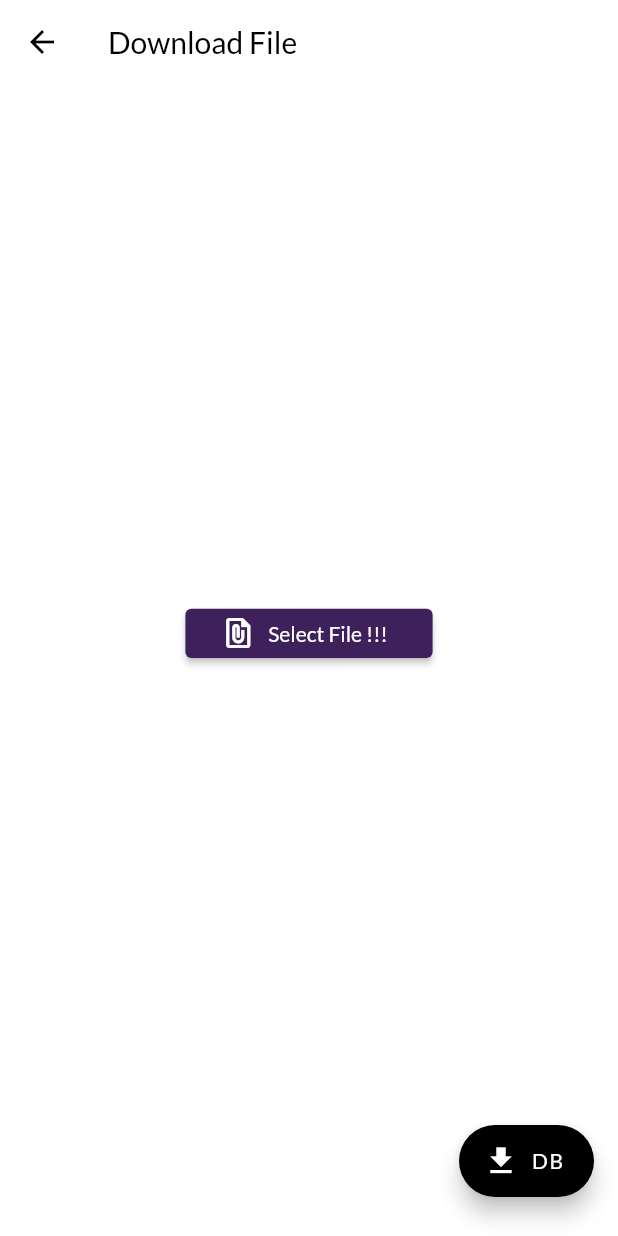
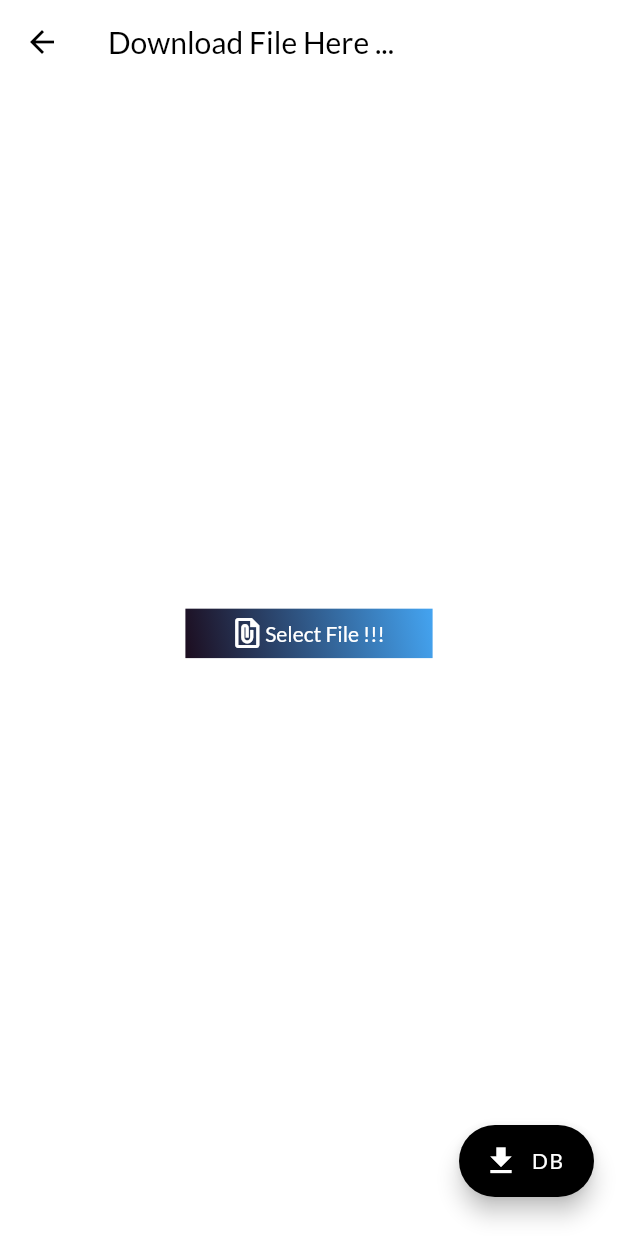
Before and after one commit to vegaKannur12/vstocknew, a Flutter app: the ImportCsvtodb screen opened directly, on a phone screen of 412 x 824 dp. Run offline on Flutter 3.47's test engine with Material 2 defaults, Android fonts, the phone set to English and light mode, and no system bars; our stand-ins replace connectivity_plus, csv, device_info_plus, file_picker, flutter_spinkit, google_fonts and 4 more; missing offline and left inert: flutter_beep, qr_code_scanner; accounts and stored records are empty.

Commit message:
15 oct 2022

```diff
--- a/lib/components/alertdialog.dart
+++ b/lib/components/alertdialog.dart
@@ -49,7 +49,7 @@ class AlertCommon {
                           MaterialPageRoute(
                               builder: (context) => ImportCsvtodb()),
                         );
-                        Navigator.of(context).pop();
+                        // Navigator.of(context).pop();
                       },
                       child: Text("CSV"),
                     ),
--- a/lib/screen/csvImport.dart
+++ b/lib/screen/csvImport.dart
@@ -63,7 +63,7 @@ class _ImportCsvtodbState extends State<ImportCsvtodb> {
         backgroundColor: Colors.white,
         elevation: 0,
         title: Text(
-          "Download File",
+          "Download File Here ...",
           style: TextStyle(color: ColorThemeComponent.color4),
         ),
         leading: IconButton(
@@ -126,15 +126,40 @@ class _ImportCsvtodbState extends State<ImportCsvtodb> {
               child: Column(
                 mainAxisAlignment: MainAxisAlignment.center,
                 children: [
-                  SizedBox(
-                    width: size.width * 0.4,
-                    height: size.height * 0.04,
-                    child: ElevatedButton.icon(
-                      icon: Icon(Icons.file_present),
-                      style: ElevatedButton.styleFrom(
-                          primary: ColorThemeComponent.tileTextColor),
-                      onPressed: pick_file,
-                      label: Text("Select File !!! "),
+                  GestureDetector(
+                    onTap: pick_file,
+                    child: Container(
+                      width: size.width * 0.4,
+                      height: size.height * 0.04,
+                      decoration: BoxDecoration(
+                        gradient: LinearGradient(
+                          colors: [
+                            Color.fromARGB(255, 28, 13, 31),
+                            Color.fromARGB(255, 68, 164, 241)
+                          ],
+                          begin: Alignment.bottomLeft,
+                          end: Alignment.topRight,
+                        ),
+                      ),
+                      child: Row(
+                        mainAxisAlignment: MainAxisAlignment.center,
+                        children: [
+                          Icon(
+                            Icons.file_present,
+                            color: Colors.white,
+                          ),
+                          Text(
+                            "Select File !!! ",
+                            style: TextStyle(color: Colors.white),
+                          ),
+                        ],
+                      ),
+                      // child: ElevatedButton.icon(
+                      //   icon: Icon(Icons.file_present),
+
+                      //   onPressed: pick_file,
+                      //   label: Text("Select File !!! "),
+                      // ),
                     ),
                   ),
                   SizedBox(
```
